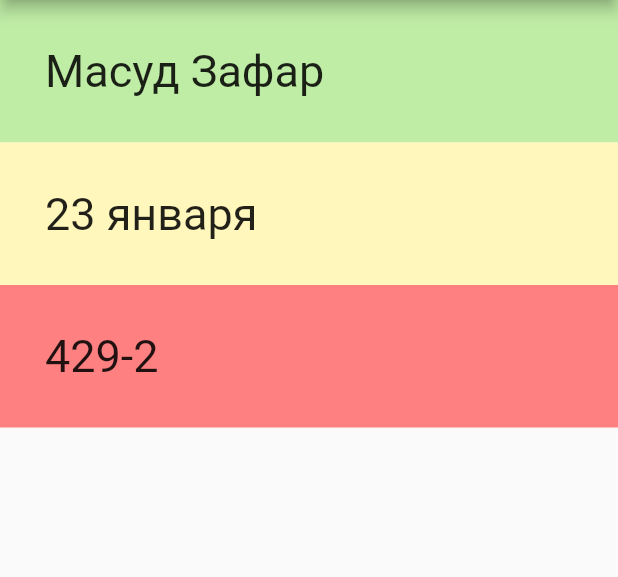
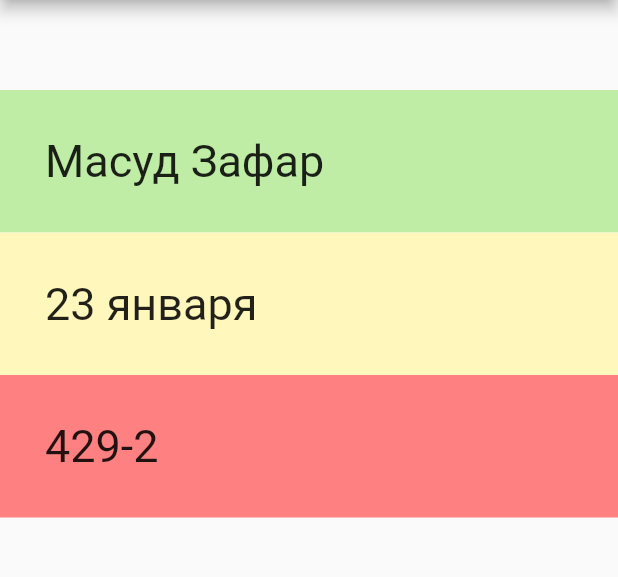
Before and after one commit to masxxiii/Flutter_Demo, a Flutter app: the screen it shows after launch, on a phone screen of 412 x 824 dp, the part 84-661 px from its top. Run offline on Flutter 3.47's test engine with Material 2 defaults, Android fonts, the phone set to English and light mode, and no system bars; Roboto replaces fonts that are missing (RobotoMono).

Commit message:
add padding

```diff
--- a/column/lib/main.dart
+++ b/column/lib/main.dart
@@ -47,6 +47,9 @@
           crossAxisAlignment: CrossAxisAlignment.stretch,
           children: <Widget>[
             Container(
+              padding: const EdgeInsets.symmetric(vertical: 30),
+            ),
+            Container(
               child: const Text(
                 'Масуд Зафар',
                 style: TextStyle(fontFamily: 'RobotoMono', fontSize: 30),
```
